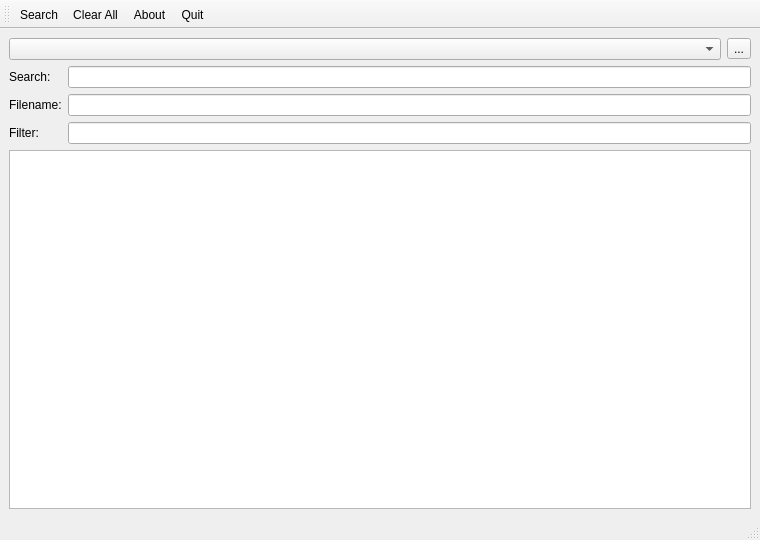
This is search/main.ui in QtPlay/coastal-qt as Qt 5 draws it before an edit. The edited form follows.
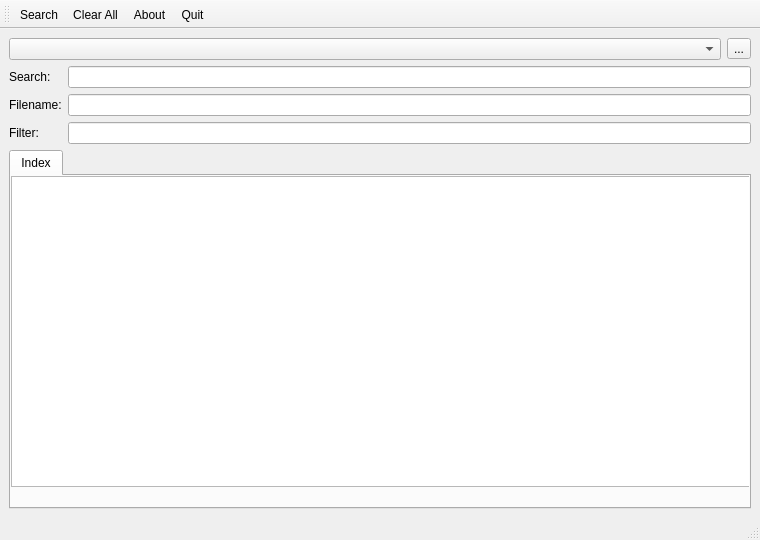
This is the edited form.

Commit message:
yes, we are going to use tabbed interface
search results from index will open into new tabbed window, much
like manpager does.

Diff of the .ui file:
```diff
--- a/search/main.ui
+++ b/search/main.ui
@@ -90,7 +90,26 @@
        </layout>
       </item>
       <item>
-       <widget class="QListWidget" name="listFiles"/>
+       <widget class="QTabWidget" name="tabWidget">
+        <property name="currentIndex">
+         <number>0</number>
+        </property>
+        <widget class="QWidget" name="tabFiles">
+         <attribute name="title">
+          <string>Index</string>
+         </attribute>
+         <widget class="QListWidget" name="listFiles">
+          <property name="geometry">
+           <rect>
+            <x>0</x>
+            <y>0</y>
+            <width>740</width>
+            <height>311</height>
+           </rect>
+          </property>
+         </widget>
+        </widget>
+       </widget>
       </item>
      </layout>
     </item>
```
The commit also changes 1 other file.
